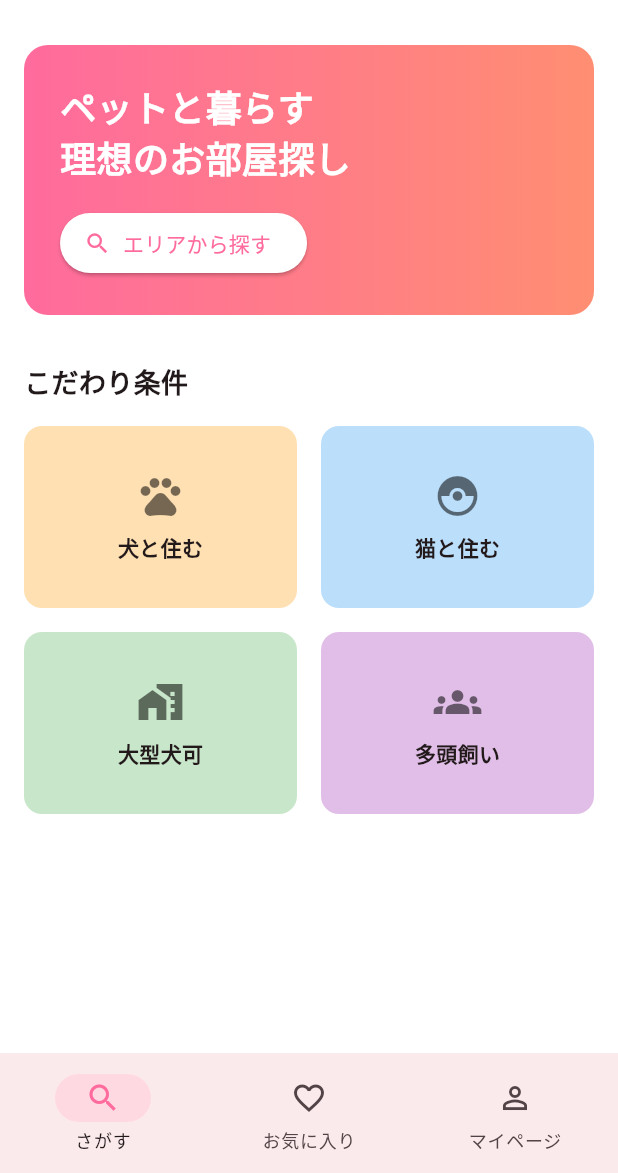
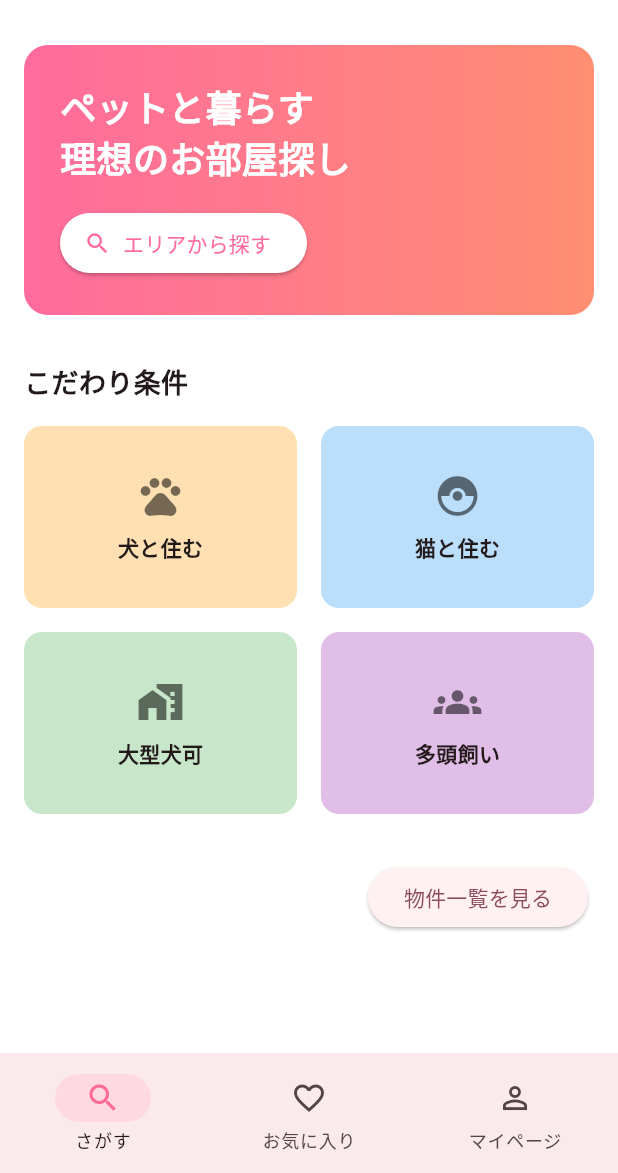
Before and after one commit to gk60win/petsumu_app, a Flutter app: the screen it shows after launch, on a phone screen of 412 x 824 dp, the part 63-1236 px from its top. Run offline on Flutter 3.47's test engine with Material 3 defaults, Android fonts, the phone set to English and light mode, and no system bars; our stand-ins replace shared_preferences; Roboto replaces fonts that are missing (NotoSansJP).

Commit message:
Fix: home_screen.dart syntax error and update navigation

```diff
--- a/lib/screens/home_screen.dart
+++ b/lib/screens/home_screen.dart
@@ -1,6 +1,7 @@
 import 'package:flutter/material.dart';
 import 'search_screen.dart';
 import 'favorites_screen.dart';
+import 'fudo_list_screen.dart';
 
 class HomeScreen extends StatefulWidget {
   const HomeScreen({super.key});
@@ -27,7 +28,30 @@ class _HomeScreenState extends State<HomeScreen> {
   @override
   Widget build(BuildContext context) {
     return Scaffold(
-      body: _widgetOptions.elementAt(_selectedIndex),
+      body: Stack(
+        children: [
+          _widgetOptions.elementAt(_selectedIndex),
+
+          // ★ 物件一覧ボタン（仮設置：画面右下に表示）
+          if (_selectedIndex == 0)
+            Positioned(
+              bottom: 80,
+              right: 20,
+              child: ElevatedButton(
+                onPressed: () {
+                  Navigator.push(
+                    context,
+                    MaterialPageRoute(
+                      builder: (context) => const FudoListScreen(),
+                    ),
+                  );
+                },
+                child: const Text("物件一覧を見る"),
+              ),
+            ),
+        ],
+      ),
+
       bottomNavigationBar: NavigationBar(
         onDestinationSelected: _onItemTapped,
         selectedIndex: _selectedIndex,
@@ -52,13 +76,3 @@ class _HomeScreenState extends State<HomeScreen> {
     );
   }
 }
-
-ElevatedButton(
-  onPressed: () {
-    Navigator.push(
-      context,
-      MaterialPageRoute(builder: (context) => const FudoListScreen()),
-    );
-  },
-  child: const Text("物件一覧を見る"),
-),
```
